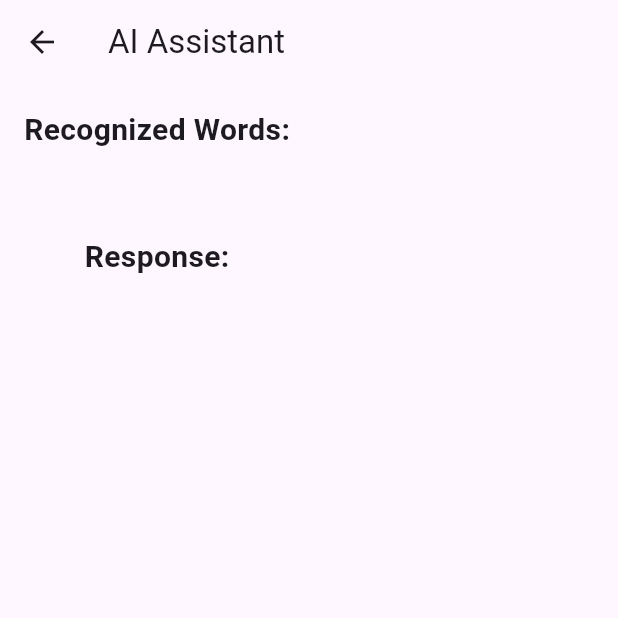
After one commit to Pastifier/MOI, a Flutter app: the SpeechScreen screen opened directly, on a phone screen of 412 x 824 dp, the top half of it. The commit adds this screen. Run offline on Flutter 3.47's test engine with Material 3 defaults, Android fonts, the phone set to English and light mode, and no system bars; our stand-ins replace flutter_tts, speech_to_text; missing offline and left inert: string_similarity.

Commit message:
added ai functionality

```diff
--- /dev/null
+++ b/lib/do_ai_command.dart
@@ -0,0 +1,49 @@
+import 'package:string_similarity/string_similarity.dart';
+
+String do_a_command(
+    String recognizedText, Function(String) speakText, String _response) {
+  var bestMatch = StringSimilarity.findBestMatch(recognizedText, [
+    'How many points do I have',
+    'Do I have a traffic fine',
+    'I want to pay the traffic fine',
+    'start',
+    'close',
+    'Can you give me the details of the Traffic fines',
+    null
+  ]);
+
+  var command = bestMatch.bestMatch.target;
+
+  double threshold = recognizedText.similarityTo(command);
+  // print(threshold);
+
+  if (command == 'start') {
+    _response = 'MOI started';
+    speakText('MOI started');
+  } else if (threshold < 0.3) {
+    _response = 'Command not recognized';
+    speakText('Command not recognized');
+  } else if (command == 'How many points do I have') {
+    _response = 'You have 15 points';
+    speakText('You have 15 points');
+  } else if (command == 'Do I have a traffic fine') {
+    _response = 'You do not have any traffic fines';
+    speakText('You do not have any traffic fines');
+  } else if (command == 'I want to pay the traffic fine') {
+    _response =
+        'Please provide the traffic fine number to proceed with the payment';
+    speakText(
+        'Please provide the traffic fine number to proceed with the payment');
+  } else if (command == 'Can you give me the details of the Traffic fines') {
+    _response = 'You have no traffic fines';
+    speakText('You have no traffic fines');
+  } else if (command == 'close') {
+    _response = 'AI Assitance is closed';
+    speakText('AI Assitance is closed');
+  } else {
+    _response = 'Command not recognized';
+    speakText('Command not recognized');
+  }
+
+  return (_response);
+}
--- /dev/null
+++ b/lib/main_ai.dart
@@ -0,0 +1,121 @@
+import 'package:flutter/material.dart';
+import 'package:speech_to_text/speech_recognition_result.dart';
+import 'package:speech_to_text/speech_to_text.dart';
+import 'package:flutter_tts/flutter_tts.dart';
+import 'do_ai_command.dart'; // Import your command file
+
+// void main() => runApp(MyApp());
+
+// class MyApp extends StatelessWidget {
+//   @override
+//   Widget build(BuildContext context) {
+//     return MaterialApp(
+//       title: 'AI Assistant',
+//       theme: ThemeData(
+//         primarySwatch: Colors.blue,
+//       ),
+//       home: SpeechScreen(),
+//     );
+//   }
+// }
+
+class SpeechScreen extends StatefulWidget {
+  @override
+  _SpeechScreenState createState() => _SpeechScreenState();
+}
+
+class _SpeechScreenState extends State<SpeechScreen> {
+  final SpeechToText _speechToText = SpeechToText();
+  final FlutterTts _flutterTts = FlutterTts();
+  bool _isListening = false;
+  String _lastWords = '';
+  String _response = '';
+
+  @override
+  void initState() {
+    super.initState();
+    _initSpeech();
+  }
+
+  Future<void> _initSpeech() async {
+    await _speechToText.initialize(onStatus: _onSpeechStatus);
+    _startListening(); // Start listening initially
+  }
+
+  void _onSpeechStatus(String status) {
+    if (status == 'notListening' && !_isListening) {
+      _generateResponse(_lastWords); // Generate response for the latest command
+      _startListening(); // Restart listening if it stops
+    }
+  }
+
+  void _startListening() async {
+    await _speechToText.listen(
+      onResult: _onSpeechResult,
+      // listenFor: Duration(minutes: 5),
+    );
+    setState(() {
+      _isListening = true;
+    });
+  }
+
+  void _stopListening() async {
+    await _speechToText.stop();
+    setState(() {
+      _isListening = false;
+    });
+  }
+
+  void _onSpeechResult(SpeechRecognitionResult result) {
+    setState(() {
+      _lastWords =
+          result.recognizedWords; // Update _lastWords with the latest result
+    });
+    _stopListening(); // Stop listening after receiving the result
+  }
+
+  Future<void> _speak(String text) async {
+    await _flutterTts.speak(text);
+  }
+
+  void _generateResponse(String input) {
+    _response = do_a_command(input, _speak, _response);
+    // _speak(_response);
+  }
+
+  @override
+  Widget build(BuildContext context) {
+    return Scaffold(
+      appBar: AppBar(
+        title: Text('AI Assistant'),
+      ),
+      body: Padding(
+        padding: const EdgeInsets.all(16.0),
+        child: Column(
+          children: [
+            Text(
+              'Recognized Words:',
+              style: TextStyle(fontSize: 20.0, fontWeight: FontWeight.bold),
+            ),
+            SizedBox(height: 10.0),
+            Text(
+              _lastWords,
+              style: TextStyle(fontSize: 18.0),
+            ),
+            SizedBox(height: 20.0),
+            Text(
+              'Response:',
+              style: TextStyle(fontSize: 20.0, fontWeight: FontWeight.bold),
+            ),
+            SizedBox(height: 10.0),
+            Text(
+              _response,
+              style: TextStyle(fontSize: 18.0),
+            ),
+            Spacer(),
+          ],
+        ),
+      ),
+    );
+  }
+}
--- a/pubspec.yaml
+++ b/pubspec.yaml
@@ -32,7 +32,6 @@ dependencies:
     sdk: flutter
   flutter_tts:
 
-
   # The following adds the Cupertino Icons font to your application.
   # Use with the CupertinoIcons class for iOS style icons.
   cupertino_icons: ^1.0.6
@@ -40,6 +39,10 @@ dependencies:
 dev_dependencies:
   flutter_test:
     sdk: flutter
+  speech_to_text: ^6.6.1
+  flutter_tts: ^3.2.0
+  string_similarity: ^2.0.0
+  build_runner: ^2.4.9
 
   # The "flutter_lints" package below contains a set of recommended lints to
   # encourage good coding practices. The lint set provided by the package is
```
Also changed, not shown: lib/main.dart (+24 -4 lines).
